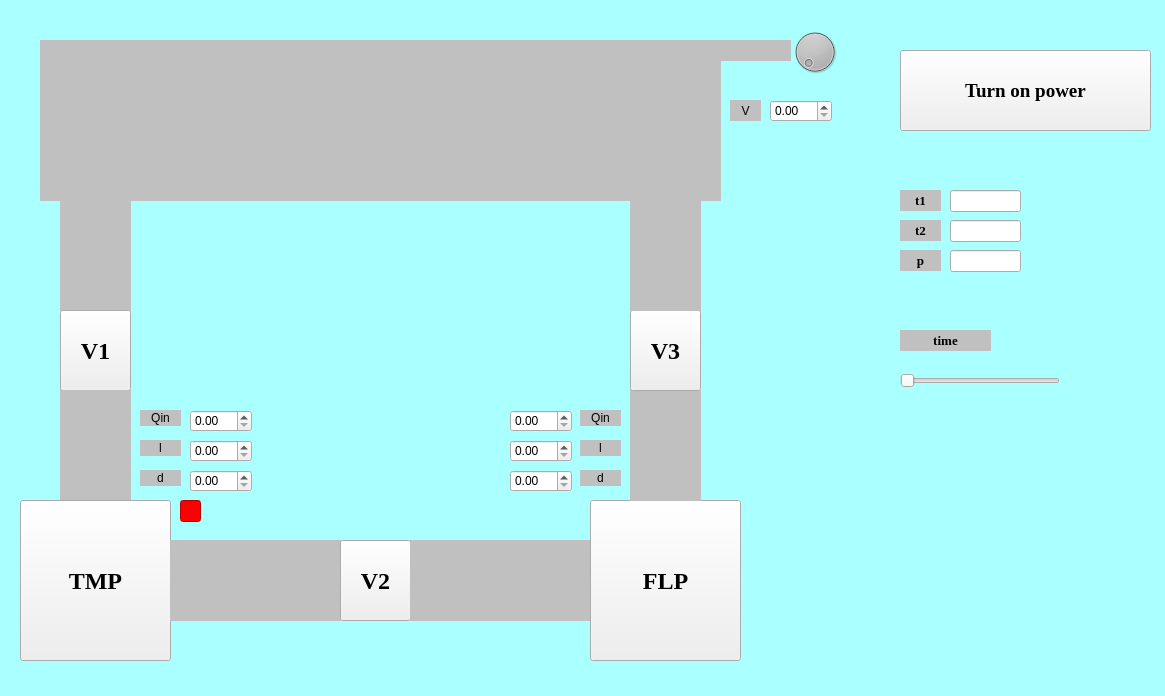
Old version of the form diploma.ui in the repository VacuumLabsProject/project.
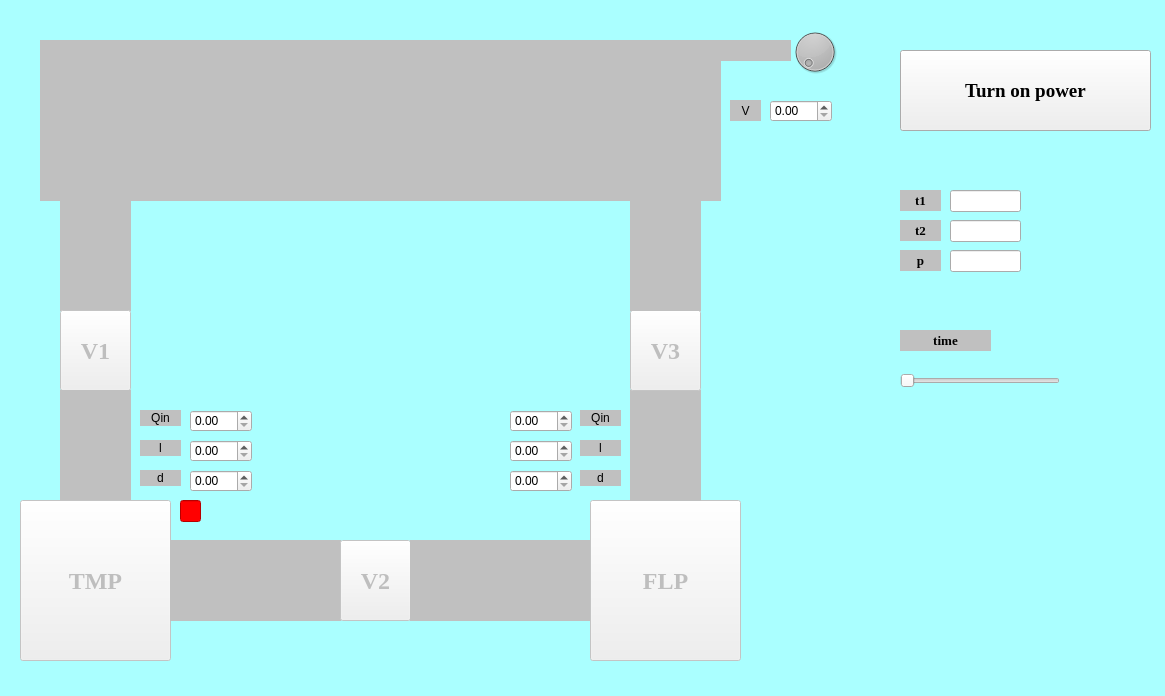
New version of the form.

Commit message: correct usage of buttons and tm_pump activation, D

Diff of the .ui file:
```diff
--- a/diploma.ui
+++ b/diploma.ui
@@ -52,6 +52,9 @@
    </property>
   </widget>
   <widget class="QPushButton" name="valve1">
+   <property name="enabled">
+    <bool>false</bool>
+   </property>
    <property name="geometry">
     <rect>
      <x>60</x>
@@ -86,6 +89,9 @@
    </property>
   </widget>
   <widget class="QPushButton" name="tm_pump">
+   <property name="enabled">
+    <bool>false</bool>
+   </property>
    <property name="geometry">
     <rect>
      <x>20</x>
@@ -120,6 +126,9 @@
    </property>
   </widget>
   <widget class="QPushButton" name="valve2">
+   <property name="enabled">
+    <bool>false</bool>
+   </property>
    <property name="geometry">
     <rect>
      <x>340</x>
@@ -154,6 +163,9 @@
    </property>
   </widget>
   <widget class="QPushButton" name="fl_pump">
+   <property name="enabled">
+    <bool>false</bool>
+   </property>
    <property name="geometry">
     <rect>
      <x>590</x>
@@ -189,7 +201,7 @@
   </widget>
   <widget class="QPushButton" name="valve3">
    <property name="enabled">
-    <bool>true</bool>
+    <bool>false</bool>
    </property>
    <property name="geometry">
     <rect>
```
The commit also changes 3 other files.
